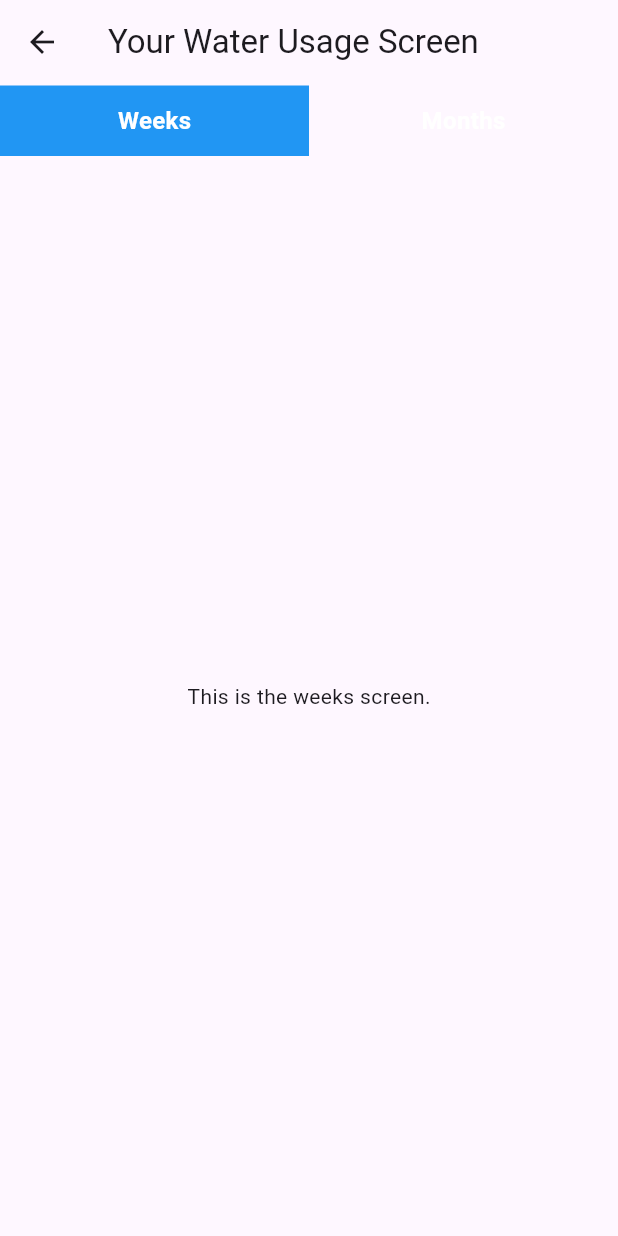
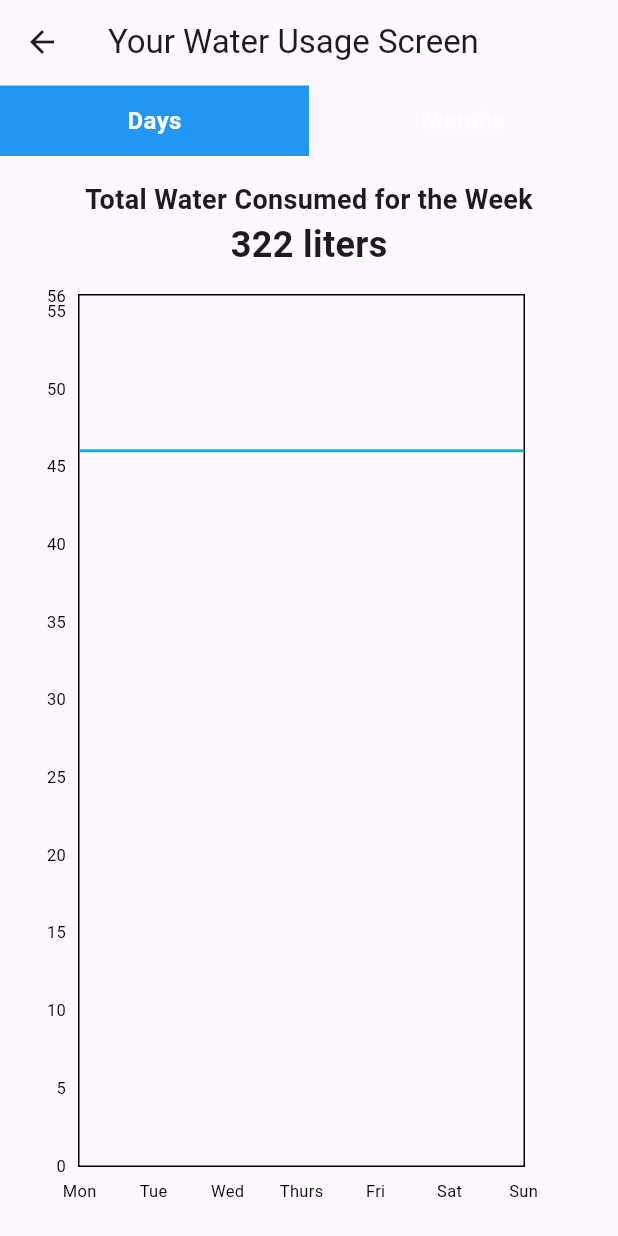
Before and after one commit to Lo-Yan/HydroMind-App, a Flutter app: the YourWaterUsageScreen screen opened directly, on a phone screen of 412 x 824 dp. Run offline on Flutter 3.47's test engine with Material 2 defaults, Android fonts, the phone set to English and light mode, and no system bars; drawn by our look-alikes of fl_chart; our stand-ins replace firebase_core; missing offline and left inert: mqtt_client; accounts and stored records are empty.

Commit message:
Merged #7
Added placeholder randomized data and graph into waterusagescreen, along with sum of water consumed for the week

```diff
--- a/lib/screens/your_water_usage_screen.dart
+++ b/lib/screens/your_water_usage_screen.dart
@@ -1,4 +1,6 @@
+import 'dart:math';
 import 'package:flutter/material.dart';
+import 'package:fl_chart/fl_chart.dart';
 
 class YourWaterUsageScreen extends StatefulWidget {
   const YourWaterUsageScreen({Key? key}) : super(key: key);
@@ -9,6 +11,7 @@ class YourWaterUsageScreen extends StatefulWidget {
 
 class _YourWaterUsageScreenState extends State<YourWaterUsageScreen> {
   int _selectedIndex = 0;
+  final List<int> waterUsage = List.generate(7, (_) => Random().nextInt(21) + 30);
 
   void _onNavItemTapped(int index) {
     setState(() {
@@ -34,7 +37,7 @@ class _YourWaterUsageScreenState extends State<YourWaterUsageScreen> {
                     color: _selectedIndex == 0 ? Colors.blue : Colors.transparent,
                     child: const Center(
                       child: Text(
-                        'Weeks',
+                        'Days',
                         style: TextStyle(
                           color: Colors.white,
                           fontSize: 16,
@@ -71,16 +74,106 @@ class _YourWaterUsageScreenState extends State<YourWaterUsageScreen> {
           ),
         ),
       ),
-      body: Column(
-        children: [
-          Expanded(
-            child: Center(
-              child: Text(
-                _selectedIndex == 0 ? 'This is the weeks screen.' : 'This is the months screen.',
-              ),
+      body: _selectedIndex == 0
+          ? Column(
+              children: [
+                Padding(
+                  padding: const EdgeInsets.only(top: 16), // Add some top padding here
+                  child: Align(
+                    alignment: Alignment.topCenter,
+                    child: Column(
+                      mainAxisAlignment: MainAxisAlignment.center,
+                      children: [
+                        const Text(
+                          'Total Water Consumed for the Week',
+                          style: TextStyle(fontSize: 18, fontWeight: FontWeight.bold),
+                        ),
+                        Text(
+                          '${waterUsage.reduce((sum, value) => sum + value)} liters',
+                          style: const TextStyle(fontSize: 24, fontWeight: FontWeight.bold),
+                        ),
+                      ],
+                    ),
+                  ),
+                ),
+                Expanded(
+                  child: WaterUsageChart(waterUsage: waterUsage),
+                ),
+              ],
+            )
+          : Column(
+              children: [
+                Expanded(
+                  child: Center(
+                    child: Text('This is the months screen.'),
+                  ),
+                ),
+              ],
+            ),
+    );
+  }
+}
+
+class WaterUsageChart extends StatelessWidget {
+  final List<String> weekdays = ['Mon', 'Tue', 'Wed', 'Thurs', 'Fri', 'Sat', 'Sun'];
+  final List<int> waterUsage;
+
+  WaterUsageChart({required this.waterUsage});
+
+  @override
+  Widget build(BuildContext context) {
+    return Padding(
+      padding: const EdgeInsets.all(16.0),
+      child: LineChart(
+        LineChartData(
+          gridData: FlGridData(show: false),
+          titlesData: FlTitlesData(
+            show: true,
+            bottomTitles: SideTitles(
+              showTitles: true,
+              margin: 8,
+              reservedSize: 22,
+              getTitles: (value) {
+                int index = value.toInt();
+                if (index >= 0 && index < weekdays.length) {
+                  return weekdays[index];
+                }
+                return '';
+              },
+            ),
+            leftTitles: SideTitles(
+              showTitles: true,
+              margin: 8,
+              reservedSize: 28,
+              getTitles: (value) {
+                return value.toInt().toString();
+              },
+            ),
+            topTitles: SideTitles(showTitles: false),
+            rightTitles: SideTitles(
+              showTitles: true,
+              reservedSize: 40,
+              getTitles: (value) {
+                return ''; // Remove the word "liters" from y-axis labels
+              },
             ),
           ),
-        ],
+          minY: 0, // Start y-axis from 0
+          maxY: waterUsage.reduce(max).toDouble() + 10, // Set max value for y-axis
+          borderData: FlBorderData(show: true),
+          lineBarsData: [
+            LineChartBarData(
+              spots: weekdays
+                  .asMap()
+                  .entries
+                  .map((entry) => FlSpot(entry.key.toDouble(), waterUsage[entry.key].toDouble()))
+                  .toList(),
+              isCurved: true,
+              dotData: FlDotData(show: false),
+              belowBarData: BarAreaData(show: false),
+            ),
+          ],
+        ),
       ),
     );
   }
--- a/pubspec.yaml
+++ b/pubspec.yaml
@@ -32,7 +32,7 @@ dependencies:
     sdk: flutter
   ml_linalg: ^13.11.31
   ml_algo: ^16.17.7
-  fl_chart: ^0.63.0
+  fl_chart: ^0.40.0
   # The following adds the Cupertino Icons font to your application.
   # Use with the CupertinoIcons class for iOS style icons.
   cupertino_icons: ^1.0.2
```
Also changed, not shown: pubspec.lock.
